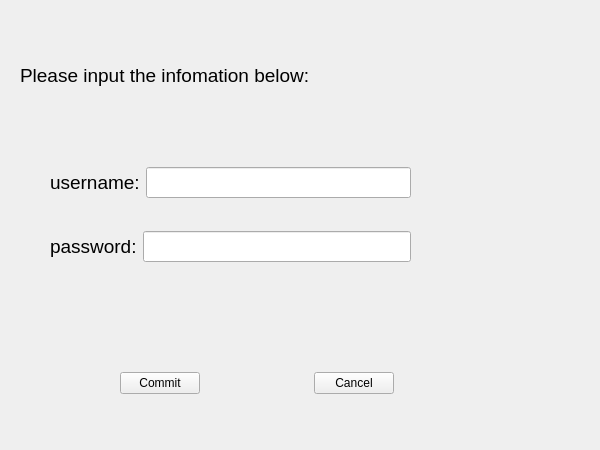
The window that project1-qt/uloginwidget.ui (cjh-0806/NJU-advanced-programming-project1-qt) describes before a commit, drawn with Qt 5.
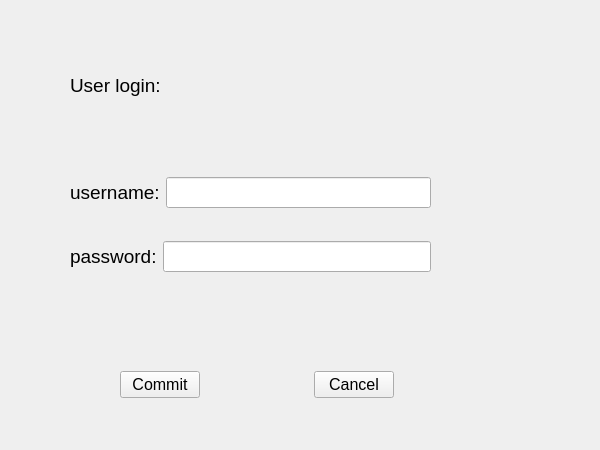
The same window after the commit.

What changed in the file:
```diff
--- a/project1-qt/uloginwidget.ui
+++ b/project1-qt/uloginwidget.ui
@@ -10,6 +10,18 @@
     <height>450</height>
    </rect>
   </property>
+  <property name="minimumSize">
+   <size>
+    <width>600</width>
+    <height>450</height>
+   </size>
+  </property>
+  <property name="maximumSize">
+   <size>
+    <width>600</width>
+    <height>450</height>
+   </size>
+  </property>
   <property name="windowTitle">
    <string>user login</string>
   </property>
@@ -19,12 +31,17 @@
      <x>120</x>
      <y>370</y>
      <width>274</width>
-     <height>27</height>
+     <height>29</height>
     </rect>
    </property>
    <layout class="QHBoxLayout" name="horizontalLayout_2">
     <item>
      <widget class="QPushButton" name="commitButton">
+      <property name="font">
+       <font>
+        <pointsize>12</pointsize>
+       </font>
+      </property>
       <property name="text">
        <string>Commit</string>
       </property>
@@ -45,6 +62,11 @@
     </item>
     <item>
      <widget class="QPushButton" name="cancelButton">
+      <property name="font">
+       <font>
+        <pointsize>12</pointsize>
+       </font>
+      </property>
       <property name="text">
        <string>Cancel</string>
       </property>
@@ -55,8 +77,8 @@
   <widget class="QLabel" name="label">
    <property name="geometry">
     <rect>
-     <x>20</x>
-     <y>50</y>
+     <x>70</x>
+     <y>60</y>
      <width>360</width>
      <height>50</height>
     </rect>
@@ -67,14 +89,14 @@
     </font>
    </property>
    <property name="text">
-    <string>Please input the infomation below:</string>
+    <string>User login:</string>
    </property>
   </widget>
-  <widget class="QWidget" name="">
+  <widget class="QWidget" name="layoutWidget">
    <property name="geometry">
     <rect>
-     <x>50</x>
-     <y>140</y>
+     <x>70</x>
+     <y>150</y>
      <width>361</width>
      <height>151</height>
     </rect>
```
